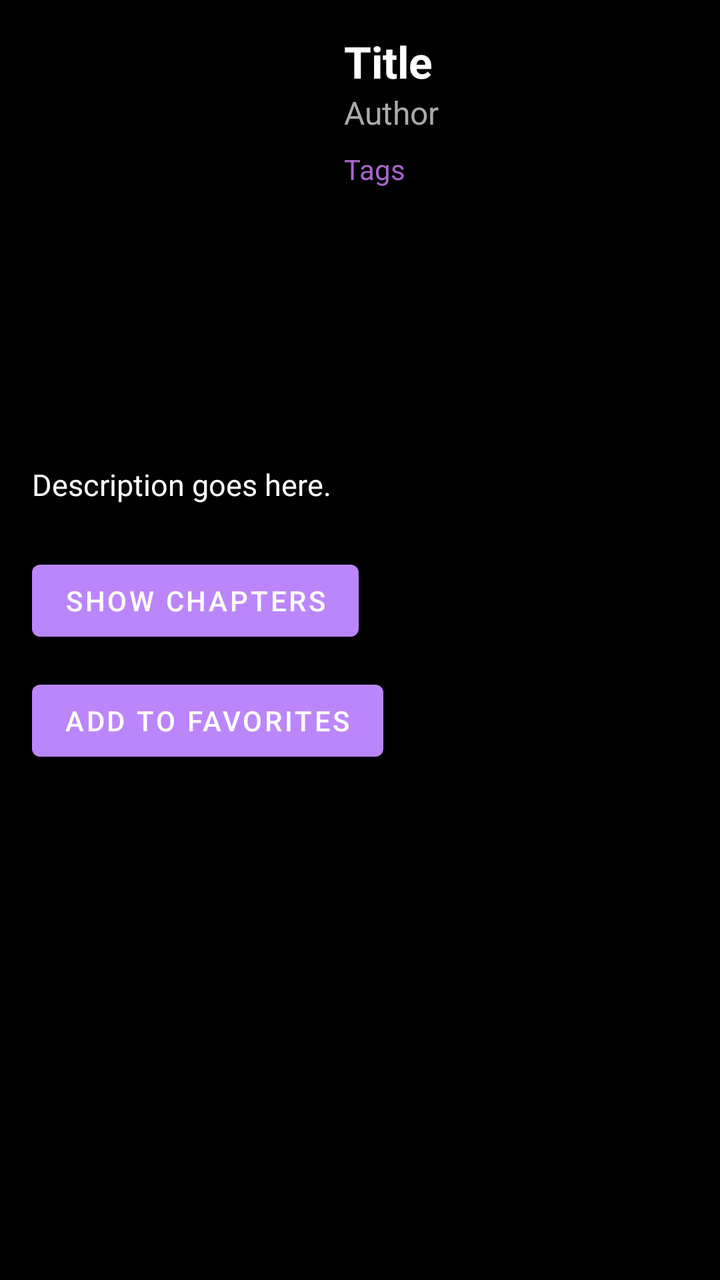
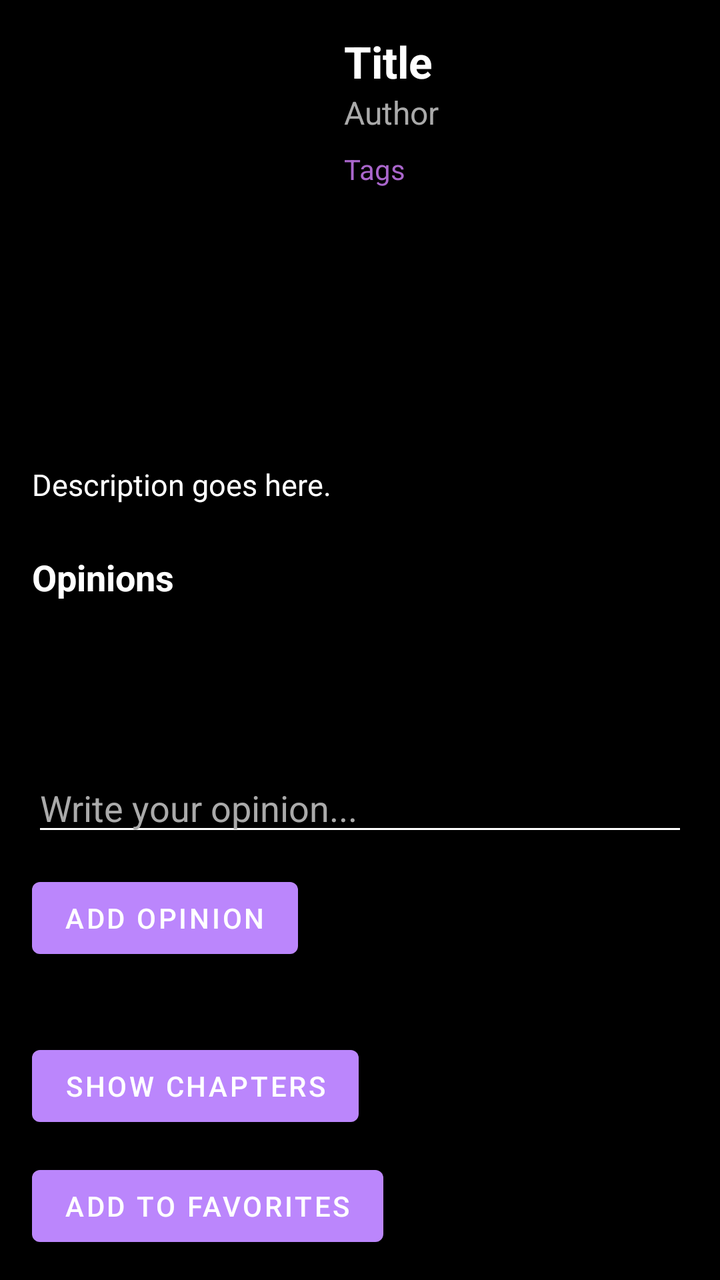

Two renders of the same Android screen: before a commit and after it. Below are the layout's source before the change and the commit's diff.
<!-- AndroidManifest.xml: application theme Theme.MangaSearch -->
<!-- res/layout/fragment_manga_detail.xml -->
<?xml version="1.0" encoding="utf-8"?>
<ScrollView xmlns:android="http://schemas.android.com/apk/res/android"
    xmlns:app="http://schemas.android.com/apk/res-auto"
    android:layout_width="match_parent"
    android:layout_height="match_parent"
    android:padding="16dp"
    android:background="@android:color/black">

    <androidx.constraintlayout.widget.ConstraintLayout
        android:layout_width="match_parent"
        android:layout_height="wrap_content">

        
        <ImageView
            android:id="@+id/coverImageView"
            android:layout_width="140dp"
            android:layout_height="200dp"
            android:scaleType="centerCrop"
            app:layout_constraintTop_toTopOf="parent"
            app:layout_constraintStart_toStartOf="parent" />

        
        <TextView
            android:id="@+id/titleTextView"
            android:layout_width="0dp"
            android:layout_height="wrap_content"
            android:text="Title"
            android:textColor="@android:color/white"
            android:textSize="22sp"
            android:textStyle="bold"
            app:layout_constraintStart_toEndOf="@id/coverImageView"
            app:layout_constraintTop_toTopOf="@id/coverImageView"
            app:layout_constraintEnd_toEndOf="parent"
            android:layout_marginStart="16dp" />

        
        <TextView
            android:id="@+id/authorTextView"
            android:layout_width="0dp"
            android:layout_height="wrap_content"
            android:text="Author"
            android:textColor="@android:color/darker_gray"
            android:textSize="16sp"
            app:layout_constraintStart_toStartOf="@id/titleTextView"
            app:layout_constraintTop_toBottomOf="@id/titleTextView"
            app:layout_constraintEnd_toEndOf="parent" />

        
        <TextView
            android:id="@+id/tagsTextView"
            android:layout_width="0dp"
            android:layout_height="wrap_content"
            android:text="Tags"
            android:textColor="@android:color/holo_purple"
            android:textSize="14sp"
            app:layout_constraintStart_toStartOf="@id/titleTextView"
            app:layout_constraintTop_toBottomOf="@id/authorTextView"
            app:layout_constraintEnd_toEndOf="parent"
            android:layout_marginTop="8dp" />

        
        <TextView
            android:id="@+id/descriptionTextView"
            android:layout_width="0dp"
            android:layout_height="wrap_content"
            android:text="Description goes here."
            android:textColor="@android:color/white"
            android:textSize="15sp"
            android:layout_marginTop="16dp"
            app:layout_constraintStart_toStartOf="parent"
            app:layout_constraintTop_toBottomOf="@id/coverImageView"
            app:layout_constraintEnd_toEndOf="parent" />

        
        <Button
            android:id="@+id/chaptersButton"
            android:layout_width="wrap_content"
            android:layout_height="wrap_content"
            android:text="Show Chapters"
            app:layout_constraintTop_toBottomOf="@id/descriptionTextView"
            app:layout_constraintStart_toStartOf="parent"
            android:layout_marginTop="24dp" />

        <Button
            android:id="@+id/favoriteButton"
            android:layout_width="wrap_content"
            android:layout_height="wrap_content"
            android:text="Add to Favorites"
            app:layout_constraintTop_toBottomOf="@id/chaptersButton"
            app:layout_constraintStart_toStartOf="parent"
            android:layout_marginTop="12dp" />

    </androidx.constraintlayout.widget.ConstraintLayout>
</ScrollView>
<!-- resources referenced by this layout -->
<resources>
  <style name="Theme.MangaSearch" parent="Theme.MaterialComponents.DayNight.NoActionBar">
          
          <item name="colorPrimary">@color/ms_primary</item>
          <item name="colorPrimaryVariant">@color/ms_primary_variant</item>
          <item name="colorOnPrimary">@color/ms_on_primary</item>
  
          
          <item name="colorSecondary">@color/ms_secondary</item>
          <item name="colorSecondaryVariant">@color/ms_secondary_variant</item>
          <item name="colorOnSecondary">@color/ms_on_secondary</item>
  
          
          <item name="android:colorBackground">@color/ms_background</item>
          <item name="colorSurface">@color/ms_surface</item>
          <item name="colorOnSurface">@color/ms_on_surface</item>
  
          
          <item name="android:statusBarColor">?attr/colorPrimaryVariant</item>
      </style>
  <color name="ms_primary">#FFBB86FC</color>
  <color name="ms_primary_variant">#FF3700B3</color>
  <color name="ms_on_primary">#FFFFFFFF</color>
  <color name="ms_secondary">#FF03DAC6</color>
  <color name="ms_secondary_variant">#FF018786</color>
  <color name="ms_on_secondary">#FF000000</color>
  <color name="ms_background">#FFF5F5F5</color>
  <color name="ms_surface">#FFFFFFFF</color>
  <color name="ms_on_surface">#FF000000</color>
</resources>

<!-- the commit's change to res/layout/fragment_manga_detail.xml (unified diff, before → after) -->
@@ -1,10 +1,14 @@
 <?xml version="1.0" encoding="utf-8"?>
-<ScrollView xmlns:android="http://schemas.android.com/apk/res/android"
+<androidx.core.widget.NestedScrollView
+    xmlns:android="http://schemas.android.com/apk/res/android"
     xmlns:app="http://schemas.android.com/apk/res-auto"
     android:layout_width="match_parent"
     android:layout_height="match_parent"
     android:padding="16dp"
-    android:background="@android:color/black">
+    android:paddingBottom="160dp"
+    android:clipToPadding="false"
+    android:background="@android:color/black"
+    android:fillViewport="true">
 
     <androidx.constraintlayout.widget.ConstraintLayout
         android:layout_width="match_parent"
@@ -72,12 +76,68 @@
             app:layout_constraintEnd_toEndOf="parent" />
 
         
+        <TextView
+            android:id="@+id/opinionsHeaderTextView"
+            android:layout_width="0dp"
+            android:layout_height="wrap_content"
+            android:text="Opinions"
+            android:textColor="@android:color/white"
+            android:textSize="18sp"
+            android:textStyle="bold"
+            android:layout_marginTop="24dp"
+            app:layout_constraintTop_toBottomOf="@id/descriptionTextView"
+            app:layout_constraintStart_toStartOf="parent"
+            app:layout_constraintEnd_toEndOf="parent" />
+
+        <RatingBar
+            android:id="@+id/ratingBar"
+            android:layout_width="wrap_content"
+            android:layout_height="wrap_content"
+            android:numStars="5"
+            android:stepSize="1.0"
+            android:layout_marginTop="12dp"
+            app:layout_constraintTop_toBottomOf="@id/opinionsHeaderTextView"
+            app:layout_constraintStart_toStartOf="parent" />
+
+        <EditText
+            android:id="@+id/opinionEditText"
+            android:layout_width="0dp"
+            android:layout_height="wrap_content"
+            android:hint="Write your opinion..."
+            android:textColor="@android:color/white"
+            android:textColorHint="@android:color/darker_gray"
+            android:backgroundTint="@android:color/white"
+            android:layout_marginTop="12dp"
+            app:layout_constraintTop_toBottomOf="@id/ratingBar"
+            app:layout_constraintStart_toStartOf="parent"
+            app:layout_constraintEnd_toEndOf="parent" />
+
+        <Button
+            android:id="@+id/addOpinionButton"
+            android:layout_width="wrap_content"
+            android:layout_height="wrap_content"
+            android:text="Add Opinion"
+            android:layout_marginTop="12dp"
+            app:layout_constraintTop_toBottomOf="@id/opinionEditText"
+            app:layout_constraintStart_toStartOf="parent" />
+
+        <androidx.recyclerview.widget.RecyclerView
+            android:id="@+id/opinionsRecyclerView"
+            android:layout_width="0dp"
+            android:layout_height="wrap_content"
+            android:layout_marginTop="12dp"
+            android:nestedScrollingEnabled="false"
+            app:layout_constraintTop_toBottomOf="@id/addOpinionButton"
+            app:layout_constraintStart_toStartOf="parent"
+            app:layout_constraintEnd_toEndOf="parent" />
+
+        
         <Button
             android:id="@+id/chaptersButton"
             android:layout_width="wrap_content"
             android:layout_height="wrap_content"
             android:text="Show Chapters"
-            app:layout_constraintTop_toBottomOf="@id/descriptionTextView"
+            app:layout_constraintTop_toBottomOf="@id/opinionsRecyclerView"
             app:layout_constraintStart_toStartOf="parent"
             android:layout_marginTop="24dp" />
 
@@ -91,4 +151,4 @@
             android:layout_marginTop="12dp" />
 
     </androidx.constraintlayout.widget.ConstraintLayout>
-</ScrollView>
+</androidx.core.widget.NestedScrollView>
